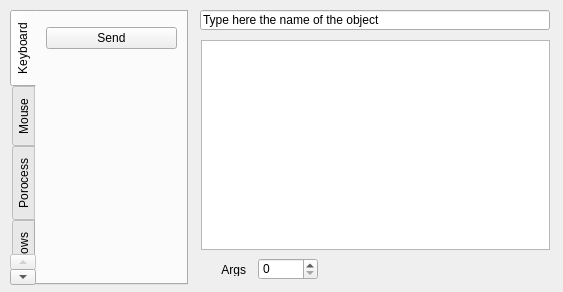
Qt form alyvix/extra/robotide/qt_ui/alyvix_code_properties_view.ui (alyvix/alyvix) before a commit.
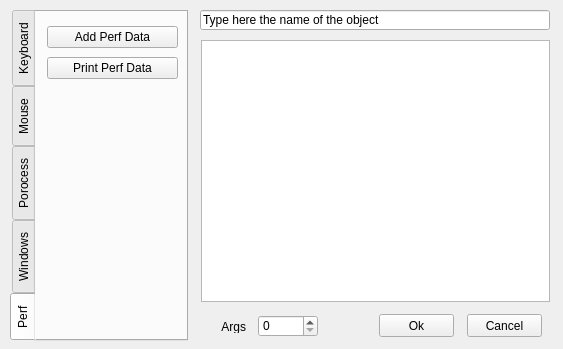
The same form after that commit. The open tabs and pages were chosen to show the change.

```diff
--- a/alyvix/extra/robotide/qt_ui/alyvix_code_properties_view.ui
+++ b/alyvix/extra/robotide/qt_ui/alyvix_code_properties_view.ui
@@ -7,7 +7,7 @@
     <x>0</x>
     <y>0</y>
     <width>563</width>
-    <height>292</height>
+    <height>349</height>
    </rect>
   </property>
   <property name="windowTitle">
@@ -32,7 +32,7 @@
      <x>10</x>
      <y>10</y>
      <width>178</width>
-     <height>275</height>
+     <height>331</height>
     </rect>
    </property>
    <property name="tabPosition">
@@ -200,12 +200,43 @@
      </layout>
     </widget>
    </widget>
+   <widget class="QWidget" name="tab_3">
+    <attribute name="title">
+     <string>Perf</string>
+    </attribute>
+    <widget class="QWidget" name="verticalLayoutWidget_3">
+     <property name="geometry">
+      <rect>
+       <x>11</x>
+       <y>11</y>
+       <width>131</width>
+       <height>61</height>
+      </rect>
+     </property>
+     <layout class="QVBoxLayout" name="verticalLayout_3">
+      <item>
+       <widget class="QPushButton" name="pushButtonAddPerf">
+        <property name="text">
+         <string>Add Perf Data</string>
+        </property>
+       </widget>
+      </item>
+      <item>
+       <widget class="QPushButton" name="pushButtonPrintPerf">
+        <property name="text">
+         <string>Print Perf Data</string>
+        </property>
+       </widget>
+      </item>
+     </layout>
+    </widget>
+   </widget>
   </widget>
   <widget class="QLabel" name="labelArgs">
    <property name="geometry">
     <rect>
      <x>200</x>
-     <y>263</y>
+     <y>320</y>
      <width>46</width>
      <height>13</height>
     </rect>
@@ -221,7 +252,7 @@
    <property name="geometry">
     <rect>
      <x>258</x>
-     <y>258</y>
+     <y>315</y>
      <width>60</width>
      <height>22</height>
     </rect>
@@ -233,13 +264,39 @@
      <x>201</x>
      <y>40</y>
      <width>349</width>
-     <height>210</height>
+     <height>262</height>
     </rect>
    </property>
    <property name="lineWrapMode">
     <enum>QPlainTextEdit::NoWrap</enum>
    </property>
   </widget>
+  <widget class="QPushButton" name="pushButtonOk">
+   <property name="geometry">
+    <rect>
+     <x>379</x>
+     <y>314</y>
+     <width>75</width>
+     <height>23</height>
+    </rect>
+   </property>
+   <property name="text">
+    <string>Ok</string>
+   </property>
+  </widget>
+  <widget class="QPushButton" name="pushButtonCancel">
+   <property name="geometry">
+    <rect>
+     <x>467</x>
+     <y>314</y>
+     <width>75</width>
+     <height>23</height>
+    </rect>
+   </property>
+   <property name="text">
+    <string>Cancel</string>
+   </property>
+  </widget>
  </widget>
  <resources/>
  <connections/>
```
